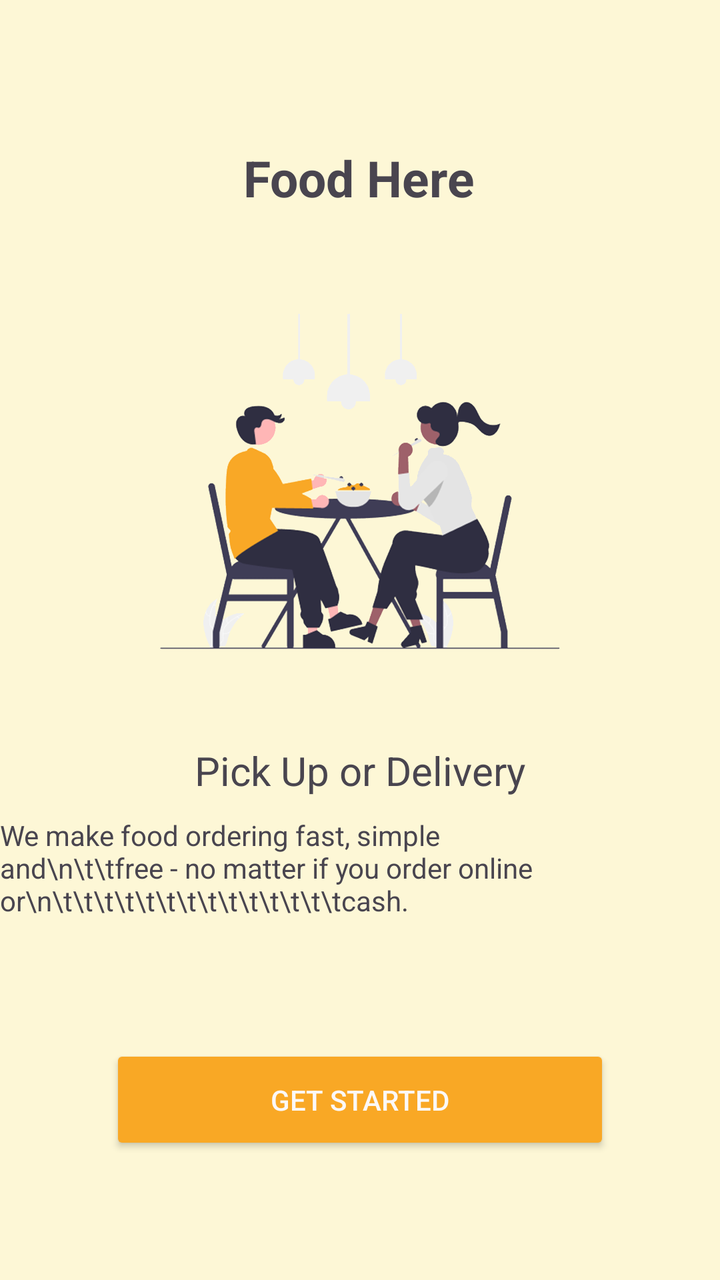
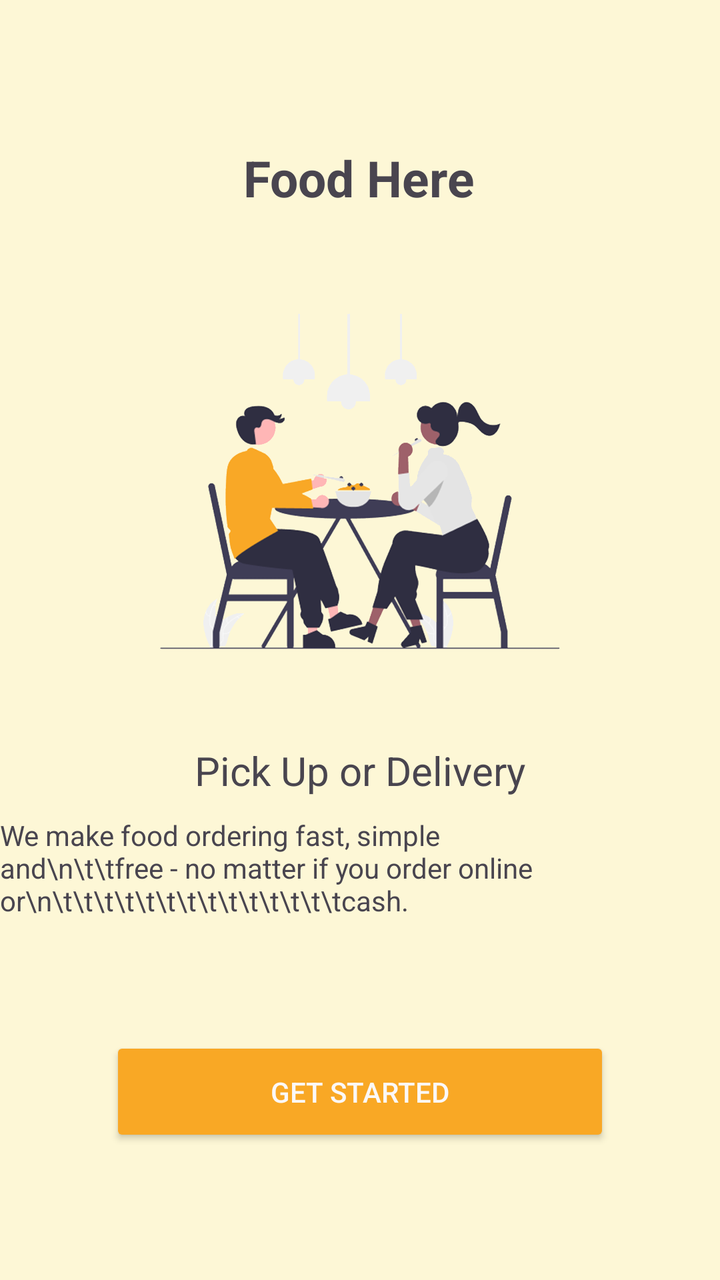

Compare the two renders of this Android layout. The source of the first and the diff that turns it into the second are given below.
<!-- AndroidManifest.xml: application theme Theme.Cheezy -->
<!-- res/layout/activity_onboard3.xml -->
<?xml version="1.0" encoding="utf-8"?>
<androidx.constraintlayout.widget.ConstraintLayout xmlns:android="http://schemas.android.com/apk/res/android"
    xmlns:app="http://schemas.android.com/apk/res-auto"
    xmlns:tools="http://schemas.android.com/tools"
    android:layout_width="match_parent"
    android:layout_height="match_parent"
    android:background="@color/yellowcream">

    <TextView
        android:id="@+id/textView6"
        android:layout_width="wrap_content"
        android:layout_height="wrap_content"
        android:text="Food Here"
        android:textSize="25dp"
        android:textStyle="bold"

        app:layout_constraintBottom_toBottomOf="parent"
        app:layout_constraintEnd_toEndOf="parent"
        app:layout_constraintHorizontal_bias="0.498"
        app:layout_constraintStart_toStartOf="parent"
        app:layout_constraintTop_toTopOf="parent"
        app:layout_constraintVertical_bias="0.119" />

    <ImageView
        android:id="@+id/imageView4"
        android:layout_width="200dp"
        android:layout_height="200dp"
        android:layout_marginTop="4dp"
        app:layout_constraintBottom_toTopOf="@+id/textView7"
        app:layout_constraintEnd_toEndOf="parent"
        app:layout_constraintStart_toStartOf="parent"
        app:layout_constraintTop_toBottomOf="@+id/textView6"
        app:srcCompat="@drawable/page3" />

    <TextView
        android:id="@+id/textView7"
        android:layout_width="wrap_content"
        android:layout_height="wrap_content"
        android:text="Pick Up or Delivery"
        android:textSize="20dp"
        app:layout_constraintBottom_toBottomOf="parent"
        app:layout_constraintEnd_toEndOf="parent"
        app:layout_constraintStart_toStartOf="parent"
        app:layout_constraintTop_toBottomOf="@+id/textView6"
        app:layout_constraintVertical_bias="0.524" />

    <TextView
        android:id="@+id/textView8"
        android:layout_width="wrap_content"
        android:layout_height="wrap_content"
        android:text="We make food ordering fast, simple and\n\t\tfree - no matter if you order online or\n\t\t\t\t\t\t\t\t\t\t\t\t\t\tcash."
        app:layout_constraintBottom_toBottomOf="parent"
        app:layout_constraintEnd_toEndOf="parent"
        app:layout_constraintHorizontal_bias="0.498"
        app:layout_constraintStart_toStartOf="parent"
        app:layout_constraintTop_toBottomOf="@+id/textView7"
        app:layout_constraintVertical_bias="0.049" />

    <Button
        android:id="@+id/button2"
        android:layout_width="wrap_content"
        android:layout_height="55dp"
        android:width="250dp"
        android:backgroundTint="@color/LightningYellow"
        android:text="Get Started"
        android:textColor="#FBF8F8"
        app:cornerRadius="10dp"
        app:layout_constraintBottom_toBottomOf="parent"
        app:layout_constraintEnd_toEndOf="parent"
        app:layout_constraintStart_toStartOf="parent"
        app:layout_constraintTop_toBottomOf="@+id/textView8" />
</androidx.constraintlayout.widget.ConstraintLayout>
<!-- resources referenced by this layout -->
<resources>
  <color name="LightningYellow">#F9A825</color>
  <color name="yellowcream">#FDF7D6</color>
  <!-- drawable page3: png bitmap (drawable, 289008 bytes) -->
  <style name="Theme.Cheezy" parent="Base.Theme.Cheezy" />
  <style name="Base.Theme.Cheezy" parent="Theme.Material3.DayNight.NoActionBar">
          
          
      </style>
</resources>

<!-- the commit's change to res/layout/activity_onboard3.xml (unified diff, before → after) -->
@@ -60,6 +60,7 @@
         android:id="@+id/button2"
         android:layout_width="wrap_content"
         android:layout_height="55dp"
+        android:layout_marginBottom="8dp"
         android:width="250dp"
         android:backgroundTint="@color/LightningYellow"
         android:text="Get Started"
